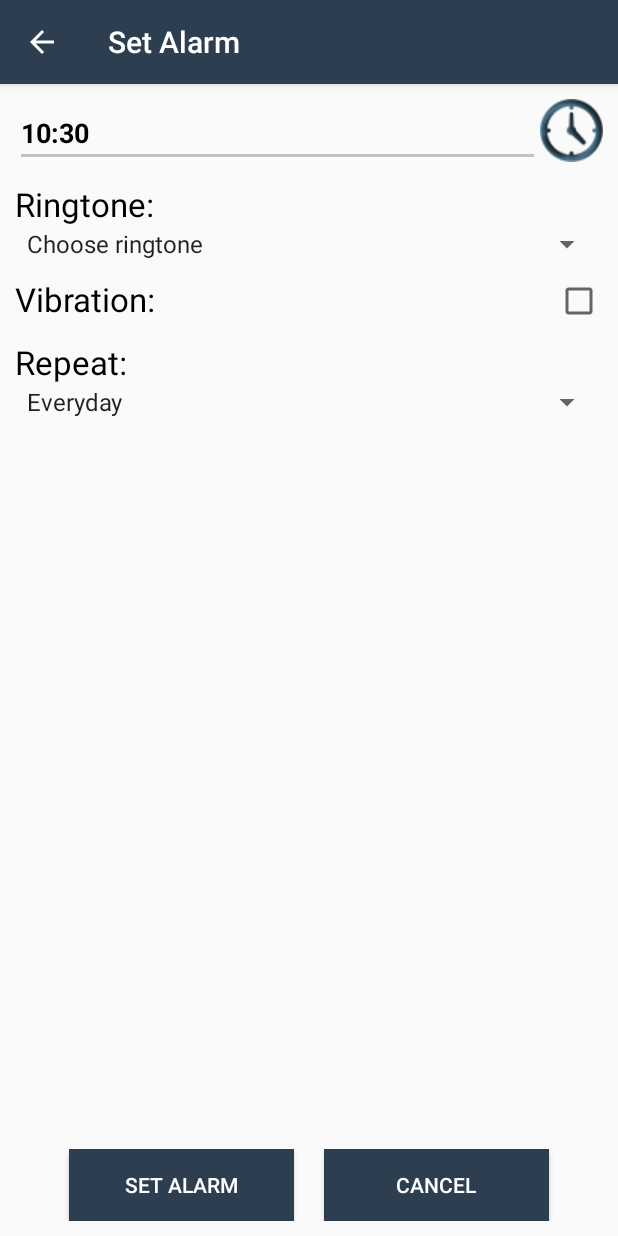
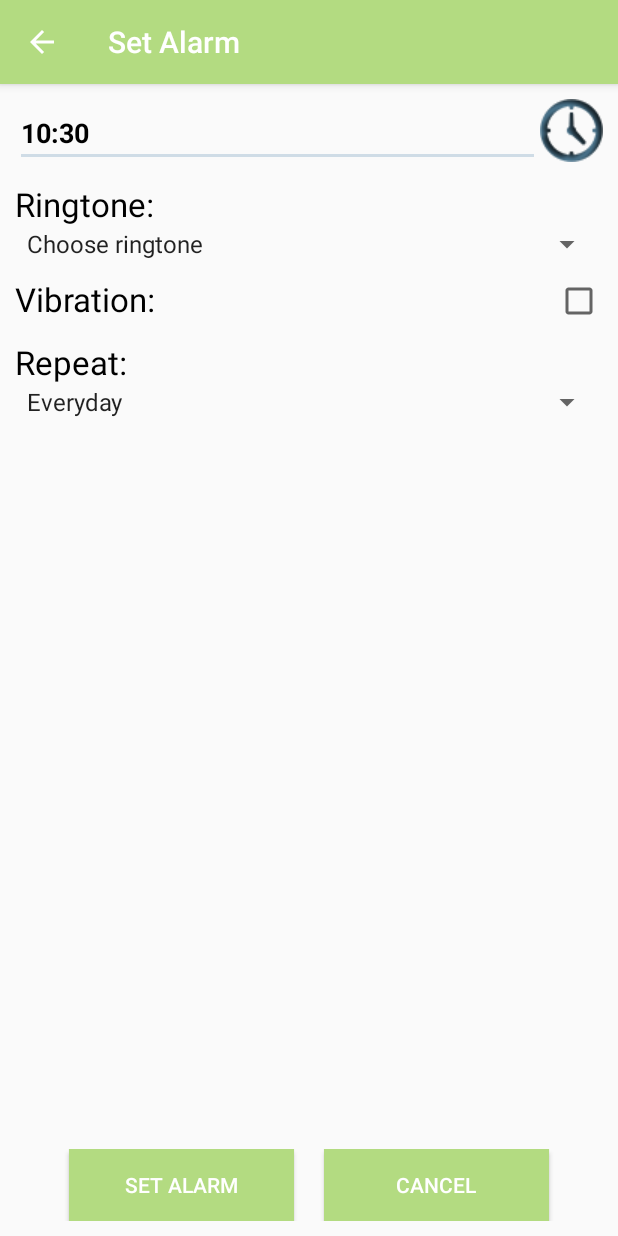
Before and after one commit to erase-huz/Alarm-Funny, an Android app: the AddActivity screen opened directly, with no data from a screen before it, on a phone screen of 412 x 824 dp. Run offline under Robolectric (Android 15) with nearby library versions, the phone set to English and light mode, and no system bars.

Commit message:
Update colors.xml

```diff
--- a/app/src/main/res/values/colors.xml
+++ b/app/src/main/res/values/colors.xml
@@ -1,14 +1,14 @@
 <?xml version="1.0" encoding="utf-8"?>
 <resources>
-    <color name="colorPrimary">#16a085</color>
-    <color name="colorPrimaryDark">#16a085</color>
-    <color name="colorAccent">#bdc3c7</color>
+    <color name="colorPrimary">#e3e324</color>
+    <color name="colorPrimaryDark">#e3e324</color>
+    <color name="colorAccent">#cfdce6</color>
     <color name="colorWhite">#fff</color>
 
-    <color name="color4">#e74c3c</color>
-    <color name="color2">#95a5a6</color>
-    <color name="color5">#8e44ad</color>
-    <color name="color1">#2c3e50</color>
-    <color name="color3">#16a085</color>
-    <color name="color6">#f39c12</color>
+    <color name="color4">#f72525</color>
+    <color name="color2">#85e7ed</color>
+    <color name="color5">#db9df5</color>
+    <color name="color1">#b3db81</color>
+    <color name="color3">#6fc7b6</color>
+    <color name="color6">#f7b752</color>
 </resources>
```
